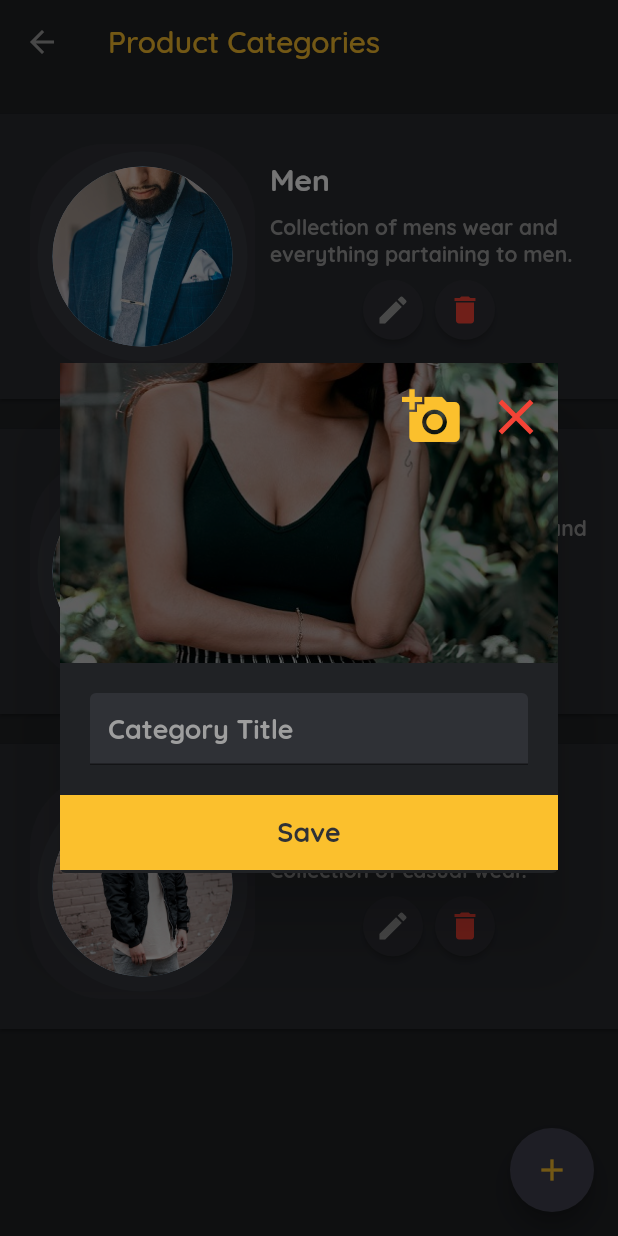
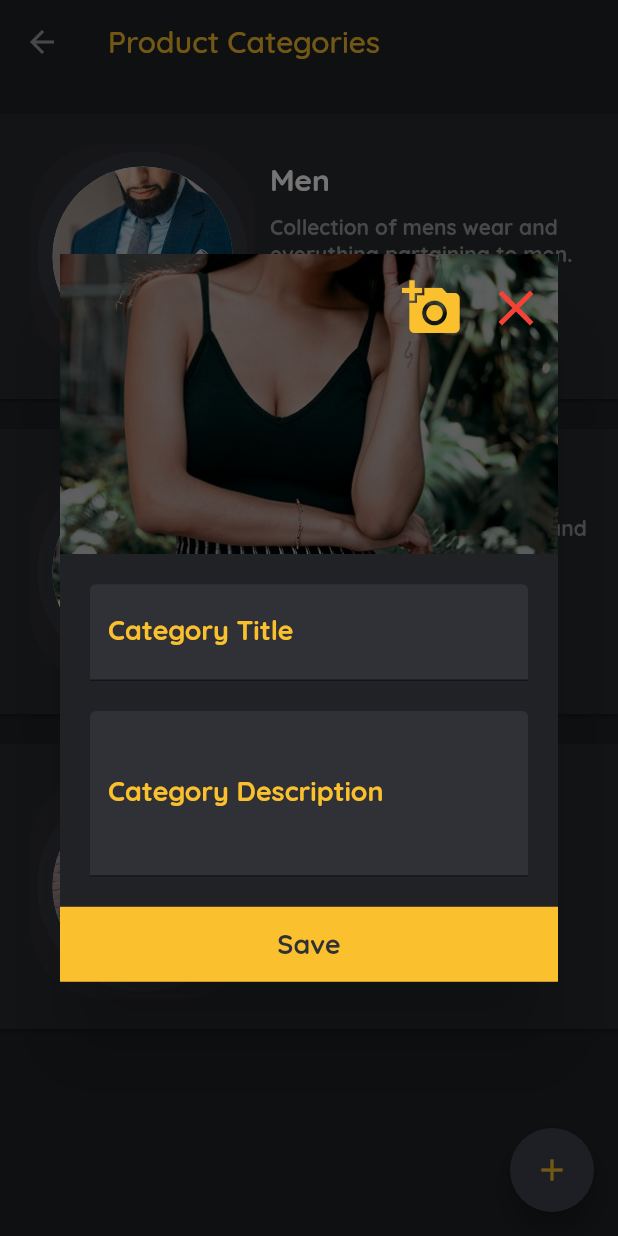
Before and after one commit to cjs10lib/EazyShop, a Flutter app: the CategoriesPage screen opened by its route, after a tap on the "add" icon, on a phone screen of 412 x 824 dp. Run offline on Flutter 3.47's test engine with Material 2 defaults, Android fonts, the phone set to English and light mode, and no system bars.

Commit message:
Refactoring category-form widget

```diff
--- a/lib/widgets/admin/category/category_form.dart
+++ b/lib/widgets/admin/category/category_form.dart
@@ -17,36 +17,8 @@ class _CategoryFormState extends State<CategoryForm> {
   final Color _containerColor1 = Color.fromRGBO(47, 49, 54, 1);
   final Color _containerColor2 = Color.fromRGBO(54, 57, 63, 1);
 
-  @override
-  Widget build(BuildContext context) {
-    return Dialog(
-      backgroundColor: Theme.of(context).backgroundColor,
-      child: Container(
-        height: 340.0,
-        width: 350.0,
-        child: ListView(
-          children: <Widget>[
-            Column(
-              children: <Widget>[
-                Stack(
-                  children: <Widget>[
-                    Container(
-                      height: 200.0,
-                      width: 350.0,
-                    ),
-                    Container(
-                      height: 200.0,
-                      width: 350.0,
-                      decoration: BoxDecoration(
-                          image: DecorationImage(
-                              image: AssetImage(
-                                'assets/images/temp1.jpg',
-                              ),
-                              fit: BoxFit.cover,
-                              colorFilter: ColorFilter.mode(
-                                  Color(0xA0000000), BlendMode.multiply))),
-                    ),
-                    ButtonBar(
+  Widget _buildButtonBar() {
+    return ButtonBar(
       children: <Widget>[
         IconButton(
           icon: Icon(
@@ -56,8 +28,7 @@ class _CategoryFormState extends State<CategoryForm> {
           ),
           onPressed: () {
             print('addPhoto');
-                            widget.openGalleryOptionBottomSheet(
-                                context: context);
+            widget.openGalleryOptionBottomSheet(context: context);
           },
         ),
         IconButton(
@@ -71,28 +42,69 @@ class _CategoryFormState extends State<CategoryForm> {
           },
         ),
       ],
-                    )
+    );
+  }
+
+  Widget _buildImageContainer() {
+    return Container(
+      height: 200.0,
+      width: 350.0,
+      decoration: BoxDecoration(
+          image: DecorationImage(
+              image: AssetImage(
+                'assets/images/temp1.jpg',
+              ),
+              fit: BoxFit.cover,
+              colorFilter:
+                  ColorFilter.mode(Color(0xA0000000), BlendMode.multiply))),
+    );
+  }
+
+  Widget _buildImageHeaderStack() {
+    return Stack(
+      children: <Widget>[
+        Container(
+          height: 200.0,
+          width: 350.0,
+        ),
+        _buildImageContainer(),
+        _buildButtonBar()
       ],
-                ),
-                Container(
+    );
+  }
+
+  Widget _buildTitleTextField({@required TextStyle textStyle}) {
+    return Container(
       padding: EdgeInsets.all(20.0),
       child: TextField(
-                    style: TextStyle(
-                        color: _textColor,
-                        fontSize: 18.0,
-                        fontWeight: FontWeight.bold),
+        style: textStyle,
         decoration: InputDecoration(
-                        hintText: 'Category Title',
-                        hintStyle: TextStyle(
-                            color: _textColor,
-                            fontSize: 18.0,
-                            fontWeight: FontWeight.bold),
+            labelText: 'Category Title',
+            labelStyle: textStyle,
             filled: true,
             fillColor: _controlColor),
       ),
+    );
+  }
+
+  Widget _buildDescriptionTextField({@required TextStyle textStyle}) {
+    return Container(
+      padding: EdgeInsets.only(left: 20.0, right: 20.0, bottom: 20.0),
+      child: TextField(
+        maxLines: 3,
+        keyboardType: TextInputType.multiline,
+        style: textStyle,
+        decoration: InputDecoration(
+            labelText: 'Category Description',
+            labelStyle: textStyle,
+            filled: true,
+            fillColor: _controlColor),
       ),
-                // Expanded(child: Container()),
-                InkWell(
+    );
+  }
+
+  Widget _buildCategoryFormControl() {
+    return InkWell(
       onTap: () {
         Navigator.of(context).pop();
       },
@@ -109,12 +121,37 @@ class _CategoryFormState extends State<CategoryForm> {
               fontWeight: FontWeight.bold),
         ),
       ),
-                )
+    );
+  }
+
+  @override
+  Widget build(BuildContext context) {
+    TextStyle _textStyle = TextStyle(
+        color: Theme.of(context).primaryColor,
+        fontSize: 18.0,
+        fontWeight: FontWeight.bold);
+
+    return GestureDetector(
+      onTap: () => FocusScope.of(context).requestFocus(FocusNode()),
+      child: Dialog(
+        backgroundColor: Theme.of(context).backgroundColor,
+        child: Container(
+          height: 485.0,
+          width: 350.0,
+          child: ListView(
+            children: <Widget>[
+              Column(
+                children: <Widget>[
+                  _buildImageHeaderStack(),
+                  _buildTitleTextField(textStyle: _textStyle),
+                  _buildDescriptionTextField(textStyle: _textStyle),
+                  _buildCategoryFormControl()
                 ],
               ),
             ],
           ),
         ),
+      ),
     );
   }
 }
```
Lines whose indentation alone changed are shown as unchanged.
